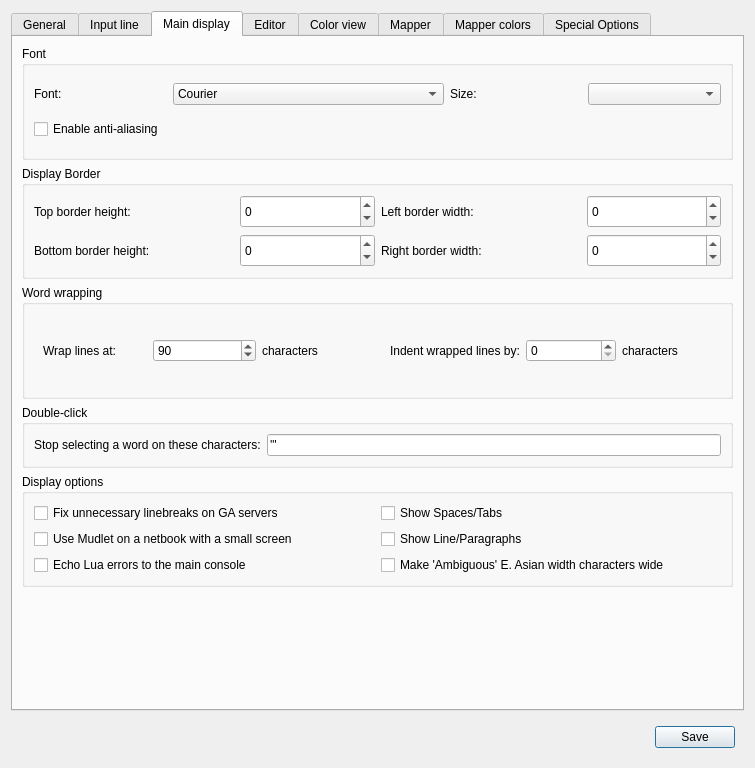
Mudlet/Mudlet, file src/ui/profile_preferences.ui: the form before one commit.
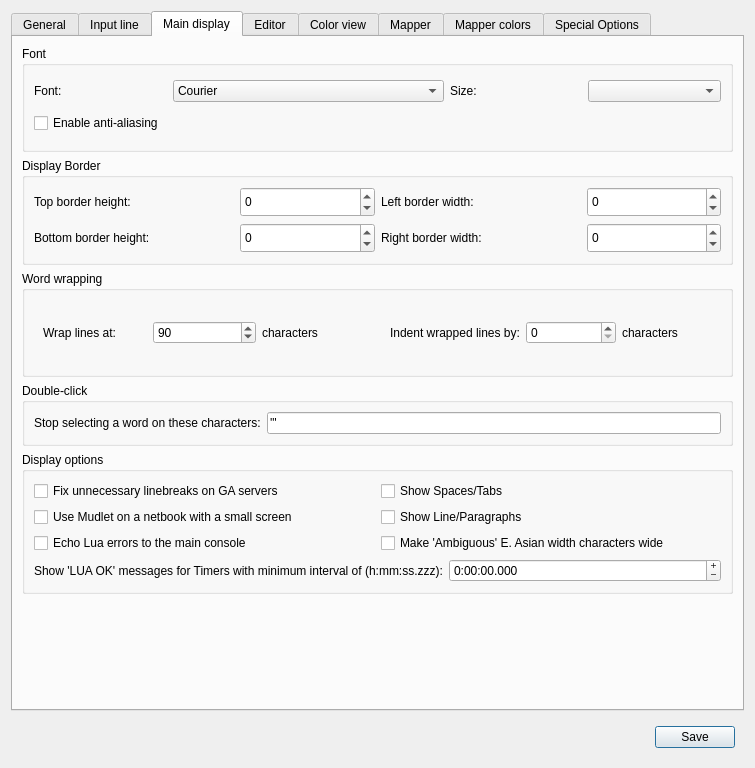
The form after the commit. The open tabs and pages were chosen to show the change. Icons and pictures are not drawn. Custom widgets are drawn as their Qt base class.

Commit message:
Suppress debug output from short interval timers (#1903)
Adds a QDateTime spinbox control (only showing h:mm:ss:zzz) to the
"Display options" part of the "Main Display" tab on the profile preferences
that allows the user to set an interval for which any Timer less than this
for the currently active Host which will NOT report the "Lua OK" line in
green - so the timer will not fill up with spammy text so much. This is a
per profile option and is saved between sessions.

The edit to the form file:
```diff
--- a/src/ui/profile_preferences.ui
+++ b/src/ui/profile_preferences.ui
@@ -1078,6 +1078,71 @@
             </property>
            </widget>
           </item>
+          <item row="3" column="0" colspan="2">
+           <widget class="QWidget" name="widget_timerDebugOutputMinimumInterval" native="true">
+            <layout class="QHBoxLayout" name="horizontalLayout_timerDebugOutputMinimumInterval" stretch="0,1">
+             <property name="leftMargin">
+              <number>0</number>
+             </property>
+             <property name="topMargin">
+              <number>0</number>
+             </property>
+             <property name="rightMargin">
+              <number>0</number>
+             </property>
+             <property name="bottomMargin">
+              <number>0</number>
+             </property>
+             <item>
+              <widget class="QLabel" name="label_timerDebugOutputMinimumInterval">
+               <property name="sizePolicy">
+                <sizepolicy hsizetype="Preferred" vsizetype="Preferred">
+                 <horstretch>1</horstretch>
+                 <verstretch>0</verstretch>
+                </sizepolicy>
+               </property>
+               <property name="text">
+                <string comment="The terms in italics refer to Mudlet specific things and ought to match translations in the glossary - assuming they have been put in there!">Show 'LUA OK' messages for Timers with minimum interval of (h:mm:ss.zzz):</string>
+               </property>
+               <property name="buddy">
+                <cstring>timeEdit_timerDebugOutputMinimumInterval</cstring>
+               </property>
+              </widget>
+             </item>
+             <item>
+              <widget class="QTimeEdit" name="timeEdit_timerDebugOutputMinimumInterval">
+               <property name="sizePolicy">
+                <sizepolicy hsizetype="MinimumExpanding" vsizetype="Fixed">
+                 <horstretch>0</horstretch>
+                 <verstretch>0</verstretch>
+                </sizepolicy>
+               </property>
+               <property name="wrapping">
+                <bool>true</bool>
+               </property>
+               <property name="alignment">
+                <set>Qt::AlignLeading|Qt::AlignLeft|Qt::AlignVCenter</set>
+               </property>
+               <property name="buttonSymbols">
+                <enum>QAbstractSpinBox::PlusMinus</enum>
+               </property>
+               <property name="accelerated">
+                <bool>true</bool>
+               </property>
+               <property name="showGroupSeparator" stdset="0">
+                <bool>true</bool>
+               </property>
+               <property name="currentSection">
+                <enum>QDateTimeEdit::HourSection</enum>
+               </property>
+               <property name="displayFormat">
+                <string comment="Used to set a time interval only">h:mm:ss.zzz</string>
+               </property>
+              </widget>
+             </item>
+            </layout>
+           </widget>
+          </item>
          </layout>
         </widget>
        </item>
```
Left out of the diff: 2 changed lines with no effect on the pictures. The commit also changes 8 other files.
